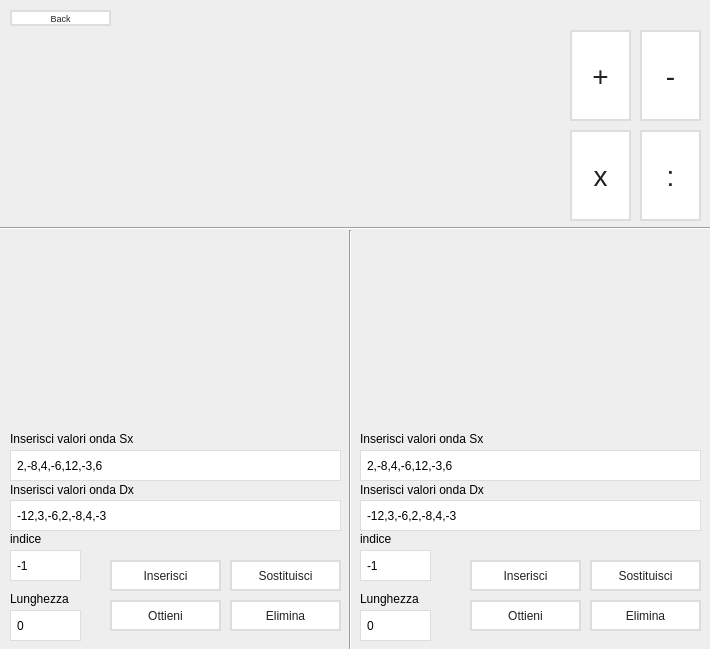
First picture: the form in views/audioview.ui, repository Sennare/kalk_p2, before the edit.
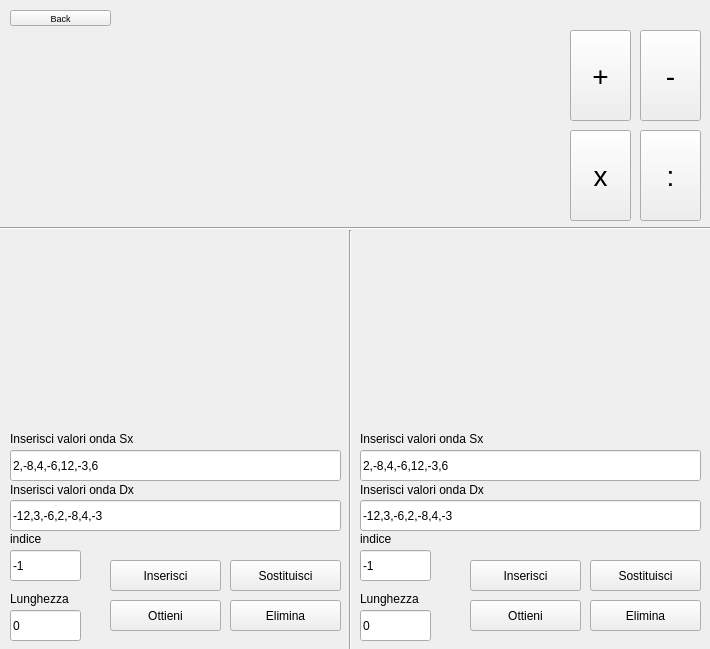
Second picture: the form after the edit. Custom widgets are drawn as their Qt base class.

Patch:
```diff
--- a/views/audioview.ui
+++ b/views/audioview.ui
@@ -14,36 +14,7 @@
    <string>Form</string>
   </property>
   <property name="styleSheet">
-   <string notr="true">#AudioView {
-	background-color: #eeeeee;
-}
-
-QPushButton {
-	border-style: solid;
-	border-width: 2px;
-	border-color:  #dddddd;
-	background: white;
-	color: #222222;
-}
-
-QPushButton:hover {
-	border-color: #cccccc;
-	background: #dddddd;
-}
-
-QPushButton:pressed {
-	border-color: #bebebe;
-	background: #cccccc;
-}
-
-QLineEdit {
-	border-style: solid;
-	border-width: 1px;
-	border-color: #dddddd;
-	background: white;
-	padding-left: 4px;
-	padding-right: 4px;
-}</string>
+   <string notr="true"/>
   </property>
   <widget class="QPushButton" name="btnBack">
    <property name="geometry">
```
